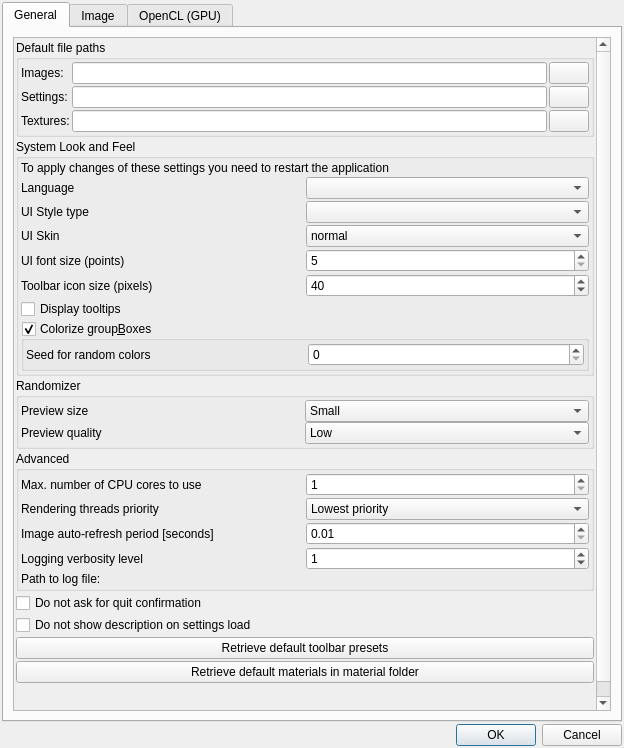
Qt form mandelbulber2/qt/preferences_dialog.ui (buddhi1980/mandelbulber2) before a commit.
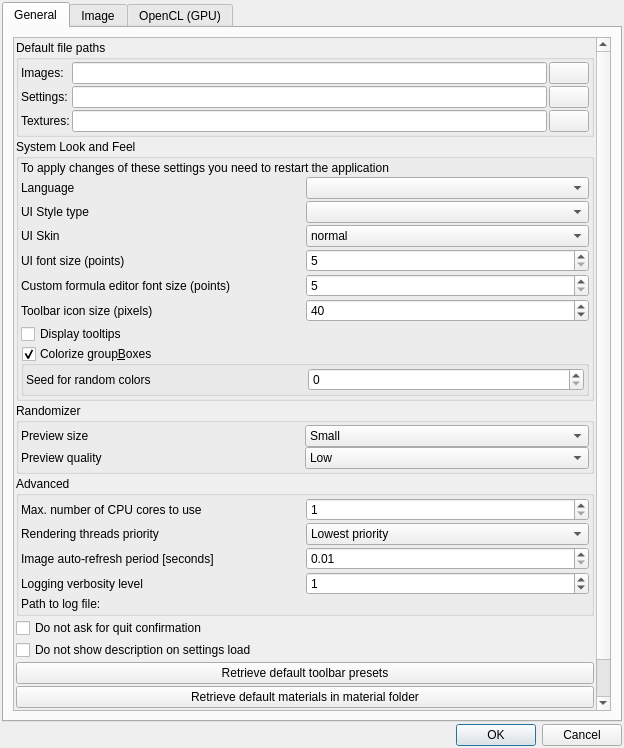
The same form after that commit. Icons and pictures are not drawn. Custom widgets are drawn as their Qt base class.

Commit message: Added option to change font size in custom formula editor

```diff
--- a/mandelbulber2/qt/preferences_dialog.ui
+++ b/mandelbulber2/qt/preferences_dialog.ui
@@ -58,7 +58,7 @@
             <x>0</x>
             <y>0</y>
             <width>582</width>
-            <height>717</height>
+            <height>741</height>
            </rect>
           </property>
           <layout class="QVBoxLayout" name="verticalLayout_general">
@@ -211,13 +211,17 @@
                   </property>
                  </widget>
                 </item>
-                <item row="1" column="1">
-                 <widget class="MyComboBox" name="comboBox_ui_style_type"/>
+                <item row="5" column="0">
+                 <widget class="QLabel" name="label_toolbar_icon_size">
+                  <property name="text">
+                   <string>Toolbar icon size (pixels)</string>
+                  </property>
+                 </widget>
                 </item>
-                <item row="0" column="0">
-                 <widget class="QLabel" name="label_11">
+                <item row="6" column="0" colspan="2">
+                 <widget class="MyCheckBox" name="checkBox_display_tooltips">
                   <property name="text">
-                   <string>Language</string>
+                   <string>Display tooltips</string>
                   </property>
                  </widget>
                 </item>
@@ -228,6 +232,13 @@
                   </property>
                  </widget>
                 </item>
+                <item row="3" column="0">
+                 <widget class="QLabel" name="label_7">
+                  <property name="text">
+                   <string>UI font size (points)</string>
+                  </property>
+                 </widget>
+                </item>
                 <item row="2" column="1">
                  <widget class="MyComboBox" name="comboBox_ui_skin">
                   <item>
@@ -272,51 +283,14 @@
                   </item>
                  </widget>
                 </item>
-                <item row="3" column="0">
-                 <widget class="QLabel" name="label_7">
+                <item row="0" column="0">
+                 <widget class="QLabel" name="label_11">
                   <property name="text">
-                   <string>UI font size (points)</string>
+                   <string>Language</string>
                   </property>
                  </widget>
                 </item>
-                <item row="4" column="1">
-                 <widget class="MySpinBox" name="spinboxInt_toolbar_icon_size">
-                  <property name="minimum">
-                   <number>20</number>
-                  </property>
-                  <property name="maximum">
-                   <number>400</number>
-                  </property>
-                  <property name="value">
-                   <number>40</number>
-                  </property>
-                 </widget>
-                </item>
-                <item row="3" column="1">
-                 <widget class="MySpinBox" name="spinboxInt_ui_font_size">
-                  <property name="minimum">
-                   <number>5</number>
-                  </property>
-                  <property name="maximum">
-                   <number>50</number>
-                  </property>
-                 </widget>
-                </item>
-                <item row="4" column="0">
-                 <widget class="QLabel" name="label_toolbar_icon_size">
-                  <property name="text">
-                   <string>Toolbar icon size (pixels)</string>
-                  </property>
-                 </widget>
-                </item>
-                <item row="0" column="1">
-                 <widget class="QComboBox" name="comboboxLanguage">
-                  <property name="toolTip">
-                   <string>&lt;html&gt;&lt;head/&gt;&lt;body&gt;&lt;p&gt;Language of application texts.&lt;/p&gt;&lt;p&gt;You need to restart application to apply changes.&lt;/p&gt;&lt;/body&gt;&lt;/html&gt;</string>
-                  </property>
-                 </widget>
-                </item>
-                <item row="6" column="0" colspan="2">
+                <item row="7" column="0" colspan="2">
                  <widget class="MyGroupBox" name="groupCheck_ui_colorize">
                   <property name="title">
                    <string>Colorize group&amp;Boxes</string>
@@ -364,10 +338,56 @@
                   </layout>
                  </widget>
                 </item>
-                <item row="5" column="0" colspan="2">
-                 <widget class="MyCheckBox" name="checkBox_display_tooltips">
+                <item row="1" column="1">
+                 <widget class="MyComboBox" name="comboBox_ui_style_type"/>
+                </item>
+                <item row="5" column="1">
+                 <widget class="MySpinBox" name="spinboxInt_toolbar_icon_size">
+                  <property name="minimum">
+                   <number>20</number>
+                  </property>
+                  <property name="maximum">
+                   <number>400</number>
+                  </property>
+                  <property name="value">
+                   <number>40</number>
+                  </property>
+                 </widget>
+                </item>
+                <item row="3" column="1">
+                 <widget class="MySpinBox" name="spinboxInt_ui_font_size">
+                  <property name="minimum">
+                   <number>5</number>
+                  </property>
+                  <property name="maximum">
+                   <number>50</number>
+                  </property>
+                 </widget>
+                </item>
+                <item row="0" column="1">
+                 <widget class="QComboBox" name="comboboxLanguage">
+                  <property name="toolTip">
+                   <string>&lt;html&gt;&lt;head/&gt;&lt;body&gt;&lt;p&gt;Language of application texts.&lt;/p&gt;&lt;p&gt;You need to restart application to apply changes.&lt;/p&gt;&lt;/body&gt;&lt;/html&gt;</string>
+                  </property>
+                 </widget>
+                </item>
+                <item row="4" column="0">
+                 <widget class="QLabel" name="label_19">
                   <property name="text">
-                   <string>Display tooltips</string>
+                   <string>Custom formula editor font size (points)</string>
+                  </property>
+                  <property name="wordWrap">
+                   <bool>true</bool>
+                  </property>
+                 </widget>
+                </item>
+                <item row="4" column="1">
+                 <widget class="MySpinBox" name="spinboxInt_custom_formula_font_size">
+                  <property name="minimum">
+                   <number>5</number>
+                  </property>
+                  <property name="maximum">
+                   <number>50</number>
                   </property>
                  </widget>
                 </item>
@@ -682,7 +702,7 @@
            <rect>
             <x>0</x>
             <y>0</y>
-            <width>582</width>
+            <width>367</width>
             <height>750</height>
            </rect>
           </property>
```
The commit also changes 4 other files.
